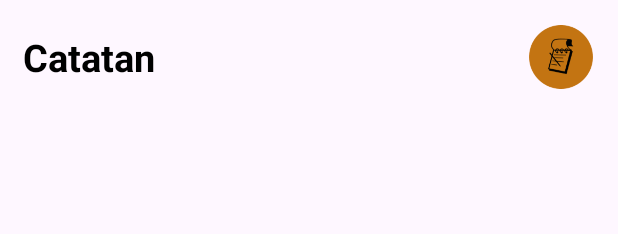
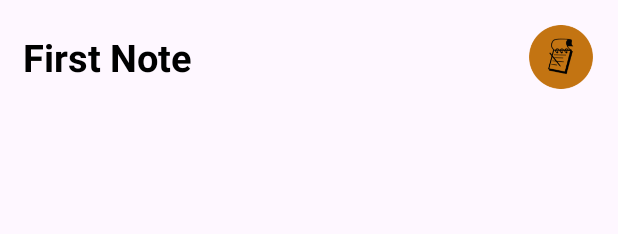
Before and after one commit to hasnyy/aplikasi-klp1, an Android app: the layout activity_home.xml on its own in the app's theme, with its tools: preview values and no code run, on a phone screen of 412 x 824 dp. Shown: the top 234 px of the screen. Run offline under Robolectric (Android 15) with nearby library versions, the phone set to English and light mode, and no system bars.

Commit message:
versi:12 logo dan nama aplikasi

```diff
--- a/app/src/main/AndroidManifest.xml
+++ b/app/src/main/AndroidManifest.xml
@@ -6,9 +6,9 @@
         android:allowBackup="true"
         android:dataExtractionRules="@xml/data_extraction_rules"
         android:fullBackupContent="@xml/backup_rules"
-        android:icon="@mipmap/ic_launcher"
-        android:label="@string/app_name"
-        android:roundIcon="@mipmap/ic_launcher_round"
+        android:icon="@mipmap/ic_logo"
+        android:label="First Note"
+        android:roundIcon="@mipmap/ic_logo"
         android:supportsRtl="true"
         android:theme="@style/Theme.Kelompok1"
         tools:targetApi="31">
--- a/app/src/main/java/com/example/kelompok1/EditActivity.java
+++ b/app/src/main/java/com/example/kelompok1/EditActivity.java
@@ -7,7 +7,6 @@ import android.widget.EditText;
 import android.widget.ImageView;
 import android.widget.TextView;
 import android.widget.Toast;
-
 import androidx.appcompat.app.AlertDialog;
 import androidx.appcompat.app.AppCompatActivity;
 import java.time.LocalDate;
@@ -15,7 +14,6 @@ import java.time.LocalDateTime;
 import java.time.format.DateTimeFormatter;
 public class EditActivity extends AppCompatActivity {
     private String background;
-    ModelCatatan modelcatatan;
 
     @SuppressLint("MissingInflatedId")
     @Override
--- a/app/src/main/java/com/example/kelompok1/Home.java
+++ b/app/src/main/java/com/example/kelompok1/Home.java
@@ -13,7 +13,7 @@ import java.util.List;
 
 public class Home extends AppCompatActivity{
     GridView gridview;
-    List<ModelCatatan> modelcatatan;
+    ArrayList<ModelCatatan> modelcatatan;
     Adapter adapter;
     public static boolean isSimpan = false;
     public static ModelCatatan data;
--- a/app/src/main/res/layout/activity_home.xml
+++ b/app/src/main/res/layout/activity_home.xml
@@ -17,7 +17,7 @@
         <TextView
             android:layout_width="wrap_content"
             android:layout_height="wrap_content"
-            android:text="Catatan"
+            android:text="First Note"
             android:textSize="25dp"
             android:textColor="@color/black"
             android:textStyle="bold"
```
Also changed, not shown: app/src/main/java/com/example/kelompok1/Adapter.java (+3 -4 lines), app/src/main/res/mipmap-hdpi/ic_logo.png (added), app/src/main/res/mipmap-mdpi/ic_logo.png (added), app/src/main/res/mipmap-xhdpi/ic_logo.png (added), app/src/main/res/mipmap-xxhdpi/ic_logo.png (added), app/src/main/res/mipmap-xxxhdpi/ic_logo.png (added).
